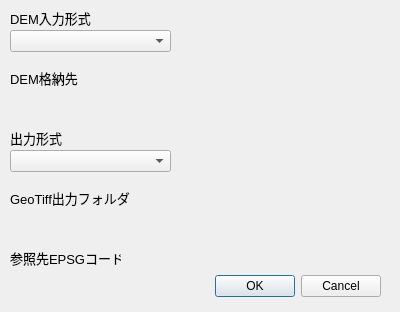
Before: the Qt Designer form quick_dem_for_jp_dialog_base.ui in MIERUNE/QuickDEM4JP, drawn with Qt 5.
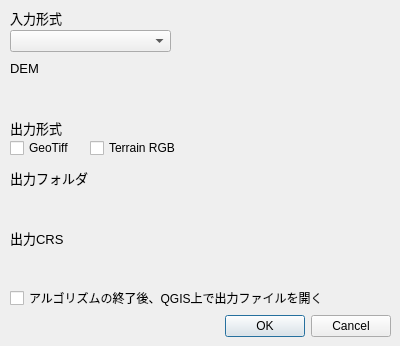
After: the same form once the commit is applied. Custom widgets are drawn as their Qt base class.

Patch:
```diff
--- a/quick_dem_for_jp_dialog_base.ui
+++ b/quick_dem_for_jp_dialog_base.ui
@@ -7,7 +7,7 @@
     <x>0</x>
     <y>0</y>
     <width>400</width>
-    <height>312</height>
+    <height>346</height>
    </rect>
   </property>
   <property name="windowTitle">
@@ -16,8 +16,8 @@
   <widget class="QDialogButtonBox" name="button_box">
    <property name="geometry">
     <rect>
-     <x>40</x>
-     <y>270</y>
+     <x>50</x>
+     <y>310</y>
      <width>341</width>
      <height>32</height>
     </rect>
@@ -33,7 +33,7 @@
    <property name="geometry">
     <rect>
      <x>10</x>
-     <y>70</y>
+     <y>60</y>
      <width>91</width>
      <height>16</height>
     </rect>
@@ -44,14 +44,14 @@
     </font>
    </property>
    <property name="text">
-    <string>DEM格納先</string>
+    <string>DEM</string>
    </property>
   </widget>
   <widget class="QLabel" name="label_2">
    <property name="geometry">
     <rect>
      <x>10</x>
-     <y>190</y>
+     <y>170</y>
      <width>121</width>
      <height>16</height>
     </rect>
@@ -62,14 +62,14 @@
     </font>
    </property>
    <property name="text">
-    <string>GeoTiff出力フォルダ</string>
+    <string>出力フォルダ</string>
    </property>
   </widget>
   <widget class="QLabel" name="label_3">
    <property name="geometry">
     <rect>
      <x>10</x>
-     <y>250</y>
+     <y>230</y>
      <width>111</width>
      <height>16</height>
     </rect>
@@ -80,14 +80,14 @@
     </font>
    </property>
    <property name="text">
-    <string>参照先EPSGコード</string>
+    <string>出力CRS</string>
    </property>
   </widget>
   <widget class="QgsProjectionSelectionWidget" name="mQgsProjectionSelectionWidget">
    <property name="geometry">
     <rect>
      <x>10</x>
-     <y>270</y>
+     <y>250</y>
      <width>191</width>
      <height>22</height>
     </rect>
@@ -102,7 +102,7 @@
    <property name="geometry">
     <rect>
      <x>10</x>
-     <y>90</y>
+     <y>80</y>
      <width>381</width>
      <height>27</height>
     </rect>
@@ -117,7 +117,7 @@
    <property name="geometry">
     <rect>
      <x>10</x>
-     <y>210</y>
+     <y>190</y>
      <width>381</width>
      <height>27</height>
     </rect>
@@ -143,7 +143,7 @@
     </font>
    </property>
    <property name="text">
-    <string>DEM入力形式</string>
+    <string>入力形式</string>
    </property>
   </widget>
   <widget class="QComboBox" name="comboBox">
@@ -156,21 +156,11 @@
     </rect>
    </property>
   </widget>
-  <widget class="QComboBox" name="comboBox_2">
-   <property name="geometry">
-    <rect>
-     <x>10</x>
-     <y>150</y>
-     <width>161</width>
-     <height>22</height>
-    </rect>
-   </property>
-  </widget>
   <widget class="QLabel" name="label_5">
    <property name="geometry">
     <rect>
      <x>10</x>
-     <y>130</y>
+     <y>120</y>
      <width>111</width>
      <height>16</height>
     </rect>
@@ -184,6 +174,45 @@
     <string>出力形式</string>
    </property>
   </widget>
+  <widget class="QCheckBox" name="checkBox">
+   <property name="geometry">
+    <rect>
+     <x>10</x>
+     <y>140</y>
+     <width>75</width>
+     <height>16</height>
+    </rect>
+   </property>
+   <property name="text">
+    <string>GeoTiff</string>
+   </property>
+  </widget>
+  <widget class="QCheckBox" name="checkBox_2">
+   <property name="geometry">
+    <rect>
+     <x>90</x>
+     <y>140</y>
+     <width>111</width>
+     <height>16</height>
+    </rect>
+   </property>
+   <property name="text">
+    <string>Terrain RGB</string>
+   </property>
+  </widget>
+  <widget class="QCheckBox" name="checkBox_3">
+   <property name="geometry">
+    <rect>
+     <x>10</x>
+     <y>290</y>
+     <width>311</width>
+     <height>16</height>
+    </rect>
+   </property>
+   <property name="text">
+    <string>アルゴリズムの終了後、QGIS上で出力ファイルを開く</string>
+   </property>
+  </widget>
  </widget>
  <customwidgets>
   <customwidget>
```
